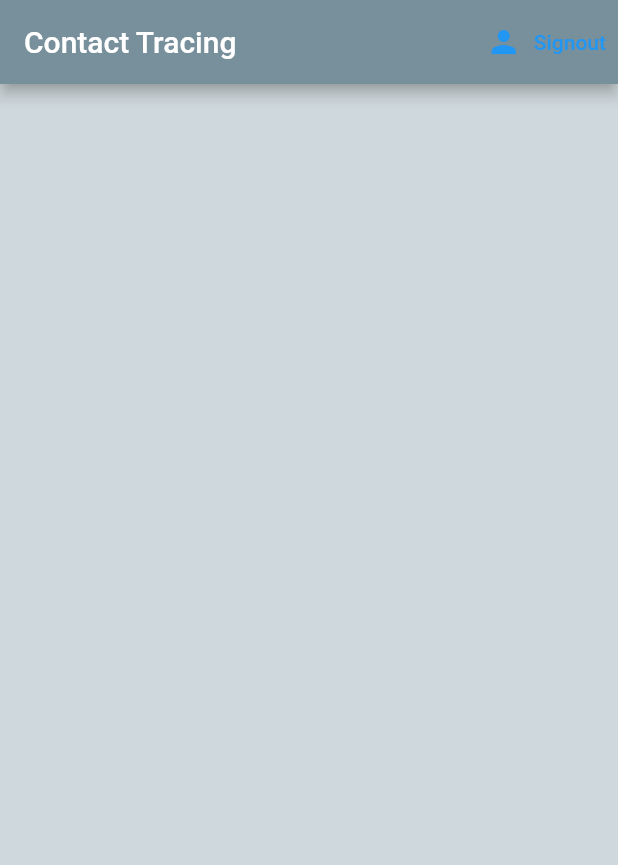
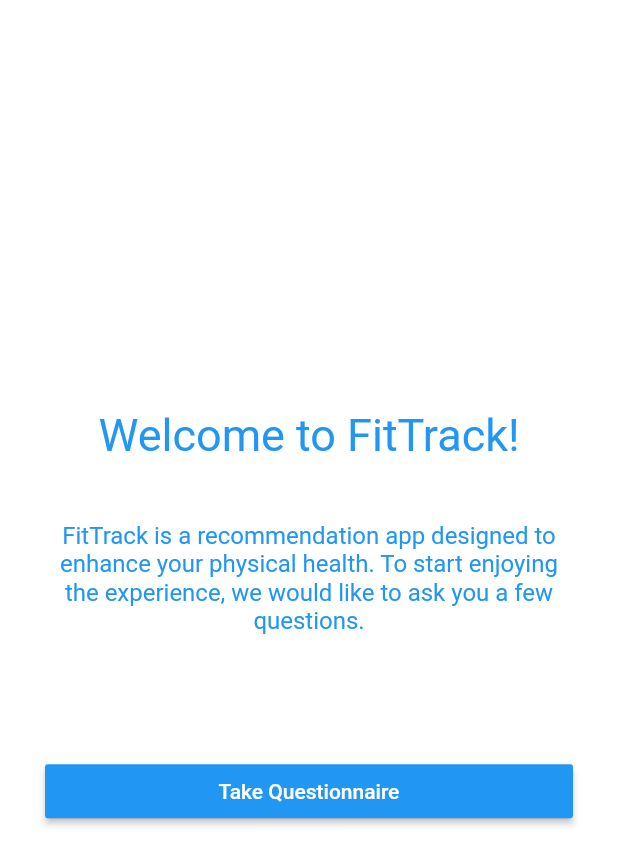
Before and after one commit to vikmir23/FitTrack, a Flutter app: the screen it shows once a user with an empty profile is signed in, on a phone screen of 412 x 824 dp. Shown: the top 865 px of the screen. Run offline on Flutter 3.47's test engine with Material 2 defaults, Android fonts, the phone set to English and light mode, and no system bars; our stand-ins replace firebase_auth; accounts and stored records are empty.

Commit message:
2/17 UI Changes read desc
- Changed auth.dart to center buttons
- Fixed bug in login.dart so pressing the login button automatically takes the user to home screen
- Added 'new user' form in qnaire.dart.
- Changed home.dart. If the user is new then welcome screen -> form. Else, just home screen.

```diff
--- a/fit_track/lib/screens/auth/auth.dart
+++ b/fit_track/lib/screens/auth/auth.dart
@@ -12,10 +12,12 @@
   Widget build(BuildContext context) {
     return Scaffold(
       appBar: AppBar(
-        title: Text('Let\'s get started'),
+        centerTitle: true,
+        title: Text('FitTrack'),
       ),
       body: Center(
         child: Row(
+          mainAxisAlignment: MainAxisAlignment.center,
           children: <Widget>[
             ElevatedButton(
               child: Text("Sign in"),
--- a/fit_track/lib/screens/auth/login.dart
+++ b/fit_track/lib/screens/auth/login.dart
@@ -17,6 +17,9 @@
     dynamic userResult = await _auth.signInWithEmail(email, password);
     if (userResult == null) {
       setState(() => error = "invalid credentials");
+    }
+    else { //added
+      Navigator.pop(context);
     }
   }
 
--- a/fit_track/lib/screens/home/home.dart
+++ b/fit_track/lib/screens/home/home.dart
@@ -1,5 +1,6 @@
 import 'package:fit_track/services/auth.dart';
 import 'package:flutter/material.dart';
+import 'package:fit_track/screens/qnaire/qnaire.dart';
 import 'package:provider/provider.dart';
 
 class Home extends StatefulWidget {
@@ -9,25 +10,99 @@
 
 class _HomeState extends State<Home> {
   final authService _auth = authService();
+  var isNewUser = true; // change this to False to debug home page faster
+
   void signout() async {
     await _auth.signout();
   }
 
+  void _completed() {
+    setState(() {
+      isNewUser = false;
+    });
+  }
+
   @override
   Widget build(BuildContext context) {
-    return Scaffold(
+    return isNewUser == false // If user is NOT new then display New User form else just home screen
+        ? Scaffold(
             backgroundColor: Colors.blueGrey[100],
             appBar: AppBar(
-        title: Text("Contact Tracing"),
+              title: Text("Home"),
+              centerTitle: true,
               backgroundColor: Colors.blueGrey[400],
               actions: [
                 TextButton.icon(
                   icon: Icon(Icons.person),
-            label: Text("Signout"),
+                  label: Text("Sign out"),
                   onPressed: signout,
                 )
               ],
             ),
+            bottomNavigationBar: BottomNavigationBar(
+              type: BottomNavigationBarType.fixed,
+              items: [
+                BottomNavigationBarItem(
+                  icon: Icon(Icons.home),
+                  label: 'Home',
+                ),
+                BottomNavigationBarItem(
+                  icon: Icon(Icons.book),
+                  label: 'Journal',
+                ),
+                BottomNavigationBarItem(
+                  icon: Icon(Icons.fitness_center),
+                  label: 'Progress',
+                ),
+                BottomNavigationBarItem(
+                  icon: Icon(Icons.settings),
+                  label: 'Settings',
+                )
+              ],
+            ),
+          )
+        : Scaffold(
+            backgroundColor: Colors.white,
+            body: Container(
+              margin: EdgeInsets.all(30),
+              child: Column(
+                mainAxisAlignment: MainAxisAlignment.center,
+                children: [
+                  Text(
+                    'Welcome to FitTrack!',
+                    style: TextStyle(
+                      fontSize: 30,
+                      color: Colors.blue,
+                    ),
+                    textAlign: TextAlign.center,
+                  ),
+                  SizedBox(height: 40),
+                  Text(
+                    'FitTrack is a recommendation app designed to enhance your physical health. To start enjoying the experience, we would like to ask you a few questions.',
+                    style: TextStyle(
+                      fontSize: 16,
+                      color: Colors.blue,
+                    ),
+                    textAlign: TextAlign.center,
+                  ),
+                  SizedBox(height: 80),
+                  Container(
+                    width: double.infinity,
+                    child: RaisedButton(
+                      color: Colors.blue,
+                      textColor: Colors.white,
+                      child: Text('Take Questionnaire'),
+                      onPressed: () {
+                        Navigator.push(
+                            context,
+                            MaterialPageRoute(
+                                builder: (context) => Qnaire(_completed)));
+                      },
+                    ),
+                  )
+                ],
+              ),
+            ),
           );
   }
 }
--- a/fit_track/pubspec.yaml
+++ b/fit_track/pubspec.yaml
@@ -37,7 +37,7 @@
 
   # The following adds the Cupertino Icons font to your application.
   # Use with the CupertinoIcons class for iOS style icons.
-  cupertino_icons: ^1.0.2
+  cupertino_icons: ^1.0.0
 
 dev_dependencies:
   flutter_test:
```
Also changed, not shown: fit_track/lib/screens/qnaire/qnaire.dart (added, +178 -0 lines). Lines whose indentation alone changed are shown as unchanged.
